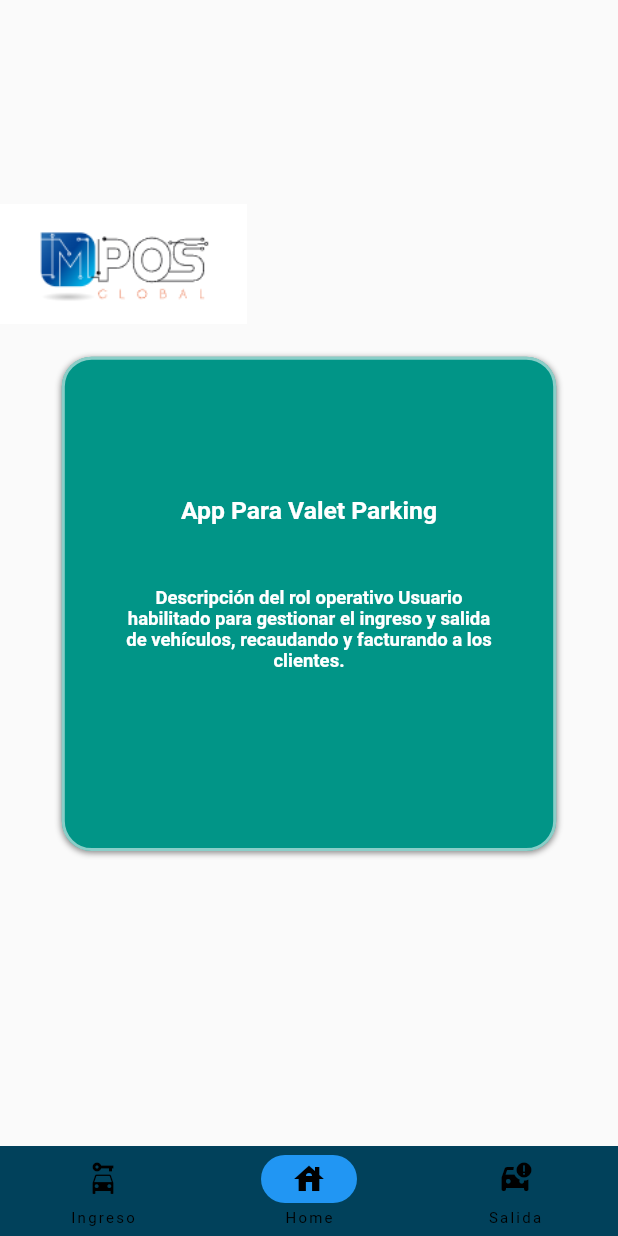
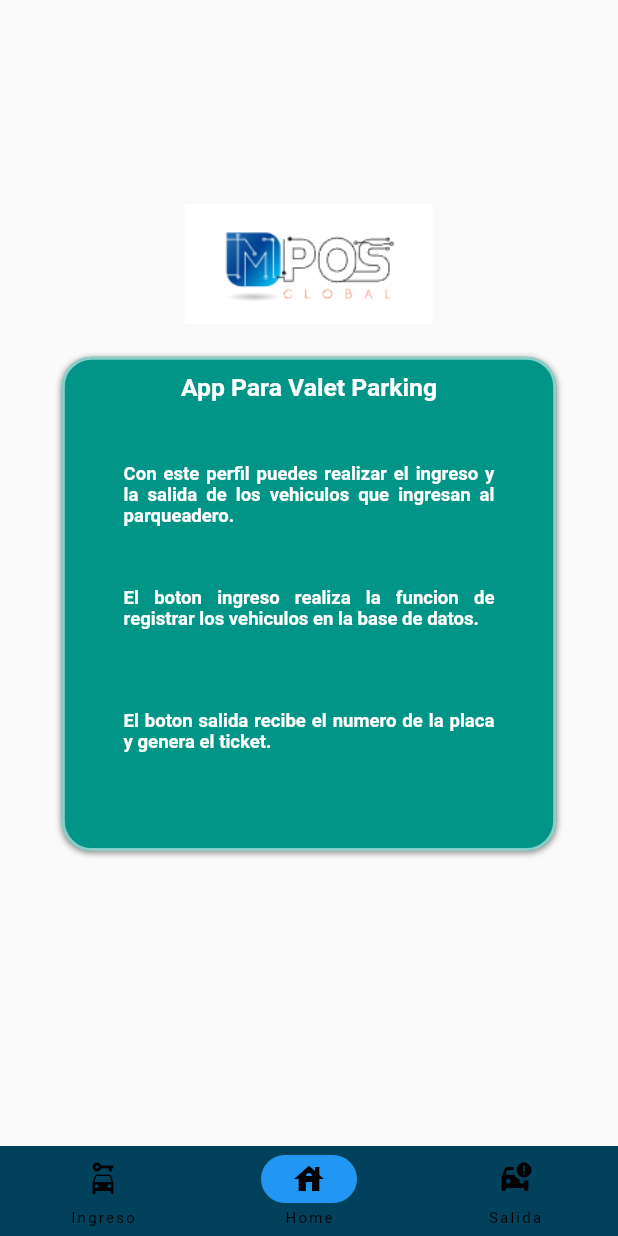
Before and after one commit to CarlosGrisales/parking_ticket, a Flutter app: the screen it shows after launch, on a phone screen of 412 x 824 dp. Run offline on Flutter 3.47's test engine with Material 2 defaults, Android fonts, the phone set to English and light mode, and no system bars; our stand-ins replace cloud_firestore, firebase_auth, firebase_core, google_sign_in; missing offline and left inert: dart:ffi, generic_bloc_provider; accounts and stored records are empty.

Commit message:
se realiza correccion de textos y se agrega campo hora de salida en la vista de salidaVehiculo

```diff
--- a/lib/Vehicle/ui/screens/homePage.dart
+++ b/lib/Vehicle/ui/screens/homePage.dart
@@ -23,7 +23,7 @@ class Homepage extends StatelessWidget {
           mainAxisAlignment: MainAxisAlignment.center,
           children: [
             Row(
-              mainAxisAlignment: MainAxisAlignment.start,
+              mainAxisAlignment: MainAxisAlignment.center,
               children: [
                 Container(
                   width: screenWidth * 0.4,
@@ -62,7 +62,11 @@ class Homepage extends StatelessWidget {
                           height: screenHeight * 0.05,
                         ),
                         textinfo(
-                            'Descripción del rol operativo Usuario habilitado para gestionar el ingreso y salida de vehículos, recaudando y facturando a los clientes.')
+                            'Con este perfil puedes realizar el ingreso y la salida de los vehiculos que ingresan al parqueadero.'),
+                             textinfo(
+                            'El boton ingreso realiza la funcion de registrar los vehiculos en la base de datos.'),
+                             textinfo(
+                            'El boton salida recibe el numero de la placa y genera el ticket.'),
                       ],
                     ),
                   ),
@@ -102,7 +106,7 @@ class Homepage extends StatelessWidget {
             color: Colors.white,
             fontSize: screenHeight * 0.015,
             fontWeight: FontWeight.bold),
-        textAlign: TextAlign.center,
+        textAlign: TextAlign.justify,
       ),
     );
   }
--- a/lib/Vehicle/ui/screens/parqueoVehiculo.dart
+++ b/lib/Vehicle/ui/screens/parqueoVehiculo.dart
@@ -180,7 +180,7 @@ class ParqueoVehiculo extends StatelessWidget {
         horizontal: 40,
       ),
       child: TextField(
-        keyboardType: TextInputType.name,
+        keyboardType: TextInputType.number,
         decoration: InputDecoration(
           icon: Icon(Icons.person),
           /* hintText: 'Nombre', */
--- a/lib/Vehicle/ui/screens/salidaVehiculo.dart
+++ b/lib/Vehicle/ui/screens/salidaVehiculo.dart
@@ -9,7 +9,7 @@ import '../../bloc/bloc_user.dart';
 
 class SalidaVehiculo extends StatelessWidget {
   double screenHeight = 0, screenWidth = 0;
-  String _placa = "";
+  String _placa = "", _horaSalida = "";
   UserBloc _userBloc = UserBloc();
 
   @override
@@ -47,6 +47,7 @@ class SalidaVehiculo extends StatelessWidget {
                         height: screenHeight * 0.03,
                       ),
                       _placaTextField(),
+                      _horaSalidaTextField(),
                     ],
                   ),
                 ),
@@ -78,8 +79,6 @@ class SalidaVehiculo extends StatelessWidget {
   }
 
   Widget _placaTextField() {
-    return StreamBuilder(
-        builder: (BuildContext context, AsyncSnapshot snapshot) {
     return Container(
       padding: EdgeInsets.symmetric(
         horizontal: 40,
@@ -96,7 +95,24 @@ class SalidaVehiculo extends StatelessWidget {
         },
       ),
     );
-    });
+  }
+
+   _horaSalidaTextField() {
+    return Padding(
+      padding: const EdgeInsets.symmetric(
+        horizontal: 40,
+      ),
+      child: TextField(
+        keyboardType: TextInputType.datetime,
+        decoration: InputDecoration(
+          icon: Icon(Icons.timelapse),
+          labelText: 'hora salida',
+        ),
+        onChanged: (value) {
+          _horaSalida = value;
+        },
+      ),
+    );
   }
 
   Widget validar() {
@@ -125,20 +141,16 @@ class SalidaVehiculo extends StatelessWidget {
             horaSalida: "UNSET",
             placa: "UNSET",
           );
-          await _userBloc.buildVehicle(_placa).then((value) { // ESTE ES ¨PARA TRAER EL VEHICULO DE LA DB
+          await _userBloc.buildVehicle(_placa).then((value) {
+            // ESTE ES ¨PARA TRAER EL VEHICULO DE LA DB
             _vehiculoValidado = value;
-            var aux= "PUEDE GENERAR TICKET";
+            var aux = "SE GENERAR TICKET";
             var auxdescription = "Informacion vehiculo y cobro";
-            if(_vehiculoValidado.horaIngreso=="NONSET"){
-              aux= "NO PUEDE GENERAR TICKET";
+            if (_vehiculoValidado.horaIngreso == "NONSET") {
+              aux = "NO PUEDE GENERAR TICKET";
               auxdescription = "Placa registrada no encontrada";
-            };
-
-
-
-
-
-
+            }
+            ;
 
             ///Esto es para actualizar el valor
             ///Lo podrías utilizar para generar el ticket de salida
@@ -148,10 +160,11 @@ class SalidaVehiculo extends StatelessWidget {
               cedulaConductor: _vehiculoValidado.cedulaConductor,
               fechaSalida: "20221025",
               horaIngreso: "NONSET", //6000
-            horaSalida: "12.30", //6150
+              horaSalida: _horaSalida, //6150
               placa: _vehiculoValidado.placa,
             );
             _userBloc.updateVehicleData(_nuevoVehiculo);
+
             ///FIN DE ACTUALIZAR DATO
 
             ///color(0xFF 000B0D)
@@ -160,8 +173,7 @@ class SalidaVehiculo extends StatelessWidget {
               context,
               MaterialPageRoute(
                 builder: ((context) => CustomAlertDialog(
-                      title:
-                          aux,
+                      title: aux,
                       description: auxdescription,
                       vehicle: _vehiculoValidado,
                     )),
@@ -172,4 +184,42 @@ class SalidaVehiculo extends StatelessWidget {
       );
     });
   }
+
+  void main() {
+    String horaIngreso = "12.00";
+    String horaSalida = "18.45";
+    int instanciaEnParqueadero = 0;
+
+    instanciaEnParqueadero = calcularMinutos(horaIngreso, horaSalida);
+
+    print("Estuvo $instanciaEnParqueadero minutos en el parqueadero");
   }
+
+  int calcularMinutos(horaIngreso, horaSalida) {
+    // Variables auxiliares
+    int minutos = 0;
+    int ingreso = 0, salida = 0;
+    var aux1 = [], aux2 = [];
+
+    //Se hace un split según el patrón "." para obtener horas y minutos
+    aux1 = horaIngreso.split(".");
+    aux2 = horaSalida.split(".");
+
+    //Se multiplican las horas por 60 para pasarlas a minutos
+    ingreso = int.parse(aux1[0]) * 60;
+    salida = int.parse(aux2[0]) * 60;
+
+    //Se suman los minutos
+    ingreso = ingreso + (int.parse(aux1[1]));
+    salida = salida + (int.parse(aux2[1]));
+
+    //Se calcula el tiempo de instancia restando el valor número de la hora de ingreso al de la hora de salida
+    minutos = salida - ingreso;
+
+    //Opcional esto se borra en producción
+    print(
+        "Estuvo en total $minutos minutos en el parqueadero, eso son ${minutos / 60} horas");
+
+    return minutos;
+  }
+}
```
Lines whose indentation alone changed are shown as unchanged.
